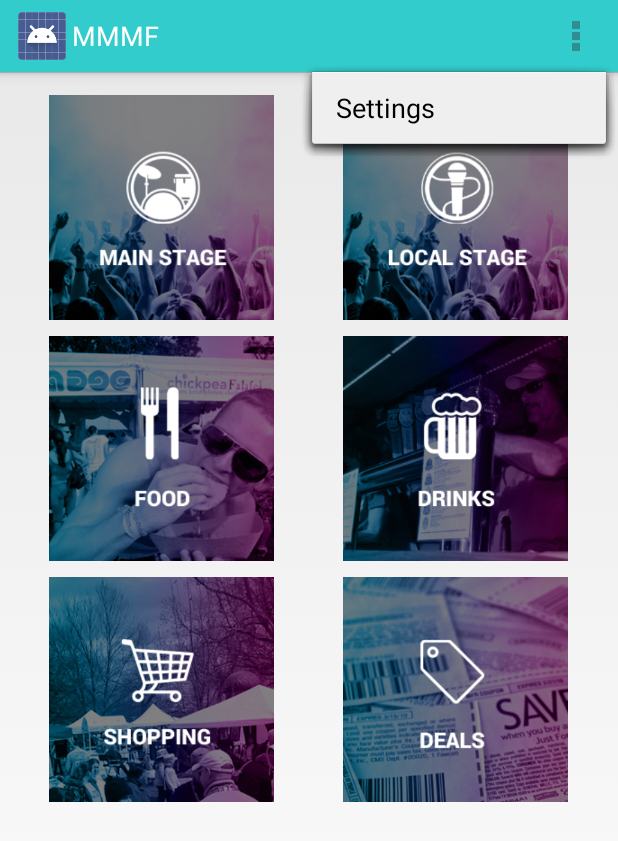
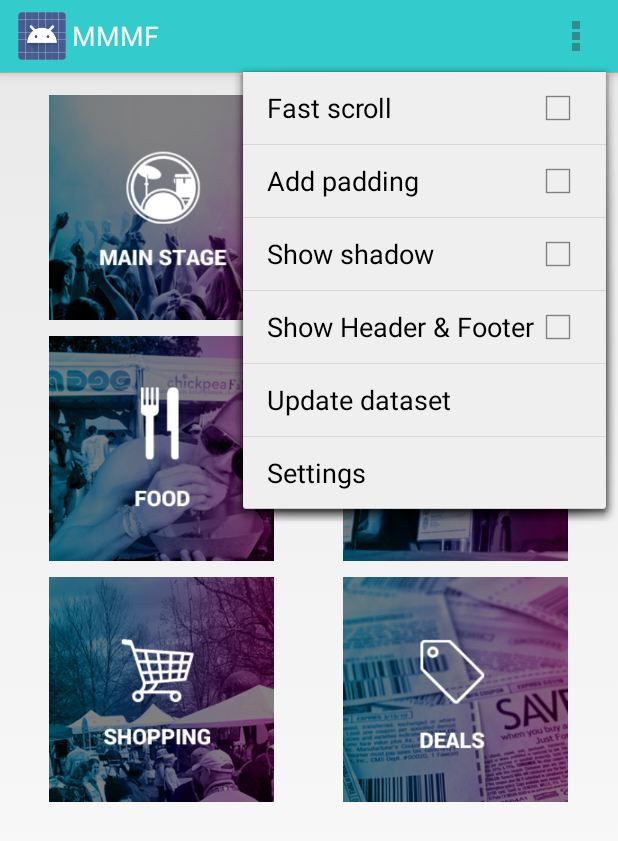
Before and after one commit to dintorf/MMMF, an Android app: the screen it shows after launch (MainActivity), with the options menu open, on a phone screen of 412 x 824 dp. Shown: the top 841 px of the screen. Run offline under Robolectric (Android 15) with nearby library versions, the phone set to English and light mode, and no system bars; plain views replace PagerSlidingTabStrip; 2 statements that could not run were skipped.

```diff
--- a/app/build.gradle
+++ b/app/build.gradle
@@ -21,7 +21,7 @@ android {
 }
 
 dependencies {
-    compile fileTree(dir: 'libs', include: ['*.jar'])
+    compile fileTree(include: ['*.jar'], dir: 'libs')
     compile files('libs/Parse-1.7.1.jar')
     compile files('libs/bolts-android-1.1.3.jar')
     compile 'com.astuetz:pagerslidingtabstrip:1.0.1@aar'
--- a/app/src/main/java/dintorf/mmmf/LineupActivity.java
+++ b/app/src/main/java/dintorf/mmmf/LineupActivity.java
@@ -69,7 +69,7 @@ public class LineupActivity extends Activity {
         ab.setDisplayHomeAsUpEnabled(true);
 
         // initialize list views and lineup ArrayLists
-        lineupListView = (ListView) findViewById(R.id.mainLineupListView);
+        lineupListView = (PinnedSectionListView) findViewById(R.id.mainLineupListView);
 
         lineupListFriday = new ArrayList<HashMap<String, String>>();
         lineupListSaturday = new ArrayList<HashMap<String, String>>();
--- a/app/src/main/res/menu/main.xml
+++ b/app/src/main/res/menu/main.xml
@@ -5,4 +5,36 @@
         android:title="@string/action_settings"
         android:orderInCategory="100"
         android:showAsAction="never" />
+
+
+        <item
+            android:id="@+id/action_fastscroll"
+            android:showAsAction="never"
+            android:title="@string/action_fastscroll"
+            android:checkable="true"/>
+
+        <item
+            android:id="@+id/action_addpadding"
+            android:showAsAction="never"
+            android:title="@string/action_addpadding"
+            android:checkable="true"/>
+
+        <item
+            android:id="@+id/action_showShadow"
+            android:showAsAction="never"
+            android:title="@string/action_showShadow"
+            android:checkable="true"/>
+
+        <item
+            android:id="@+id/action_showHeaderAndFooter"
+            android:showAsAction="never"
+            android:title="@string/action_showHeaderAndFooter"
+            android:checkable="true"/>
+
+        <item
+            android:id="@+id/action_updateDataset"
+            android:showAsAction="never"
+            android:title="@string/action_updateDataset"
+            />
+
 </menu>
--- a/app/src/main/res/values/colors.xml
+++ b/app/src/main/res/values/colors.xml
@@ -1,12 +1,18 @@
 <?xml version="1.0" encoding="utf-8"?>
 <resources>
-    <item name="ltblue" type="color">#33cccc</item>
-    <item name="ltpurple" type="color">#990066</item>
-    <item name="white" type="color">#FFFFFF</item>
+    <item name="ltblue" type="color">#ff33cccc</item>
+    <item name="ltpurple" type="color">#ff990066</item>
+    <item name="white" type="color">#ffffffff</item>
+    <item name="black" type="color">#ff000000</item>
+    <item name="ltgrey" type="color">#ffb9b9b9</item>
+    <item name="tranblack" type="color">#aa000000</item>
 
     <integer-array name="androidcolors">
         <item>@color/ltblue</item>
         <item>@color/ltpurple</item>
         <item>@color/white</item>
+        <item>@color/black</item>
+        <item>@color/ltgrey</item>
+        <item>@color/tranblack</item>
     </integer-array>
 </resources>
--- a/app/src/main/res/values/strings.xml
+++ b/app/src/main/res/values/strings.xml
@@ -6,4 +6,11 @@
     <string name="main">Main Stage</string>
     <string name="local">Local Stage</string>
 
+    <!--<string name="app_name">Pinned Section Demo</string>-->
+    <string name="action_fastscroll">Fast scroll</string>
+    <string name="action_addpadding">Add padding</string>
+    <string name="action_showShadow">Show shadow</string>
+    <string name="action_showHeaderAndFooter">Show Header &amp; Footer</string>
+    <string name="action_updateDataset">Update dataset</string>
+
 </resources>
```
Also changed, not shown: app/src/main/java/dintorf/mmmf/LocalLineupFragment.java (+7 -7 lines), app/src/main/java/dintorf/mmmf/SeparatedListAdapter.java (+9 -2 lines), app/src/main/res/layout/lineup_view.xml (+8 -23 lines), app/src/main/res/layout/list_header.xml (+4 -6 lines), app/src/main/res/drawable/scrollbar_handle_holo_light.9.png (added), 1 other file.
